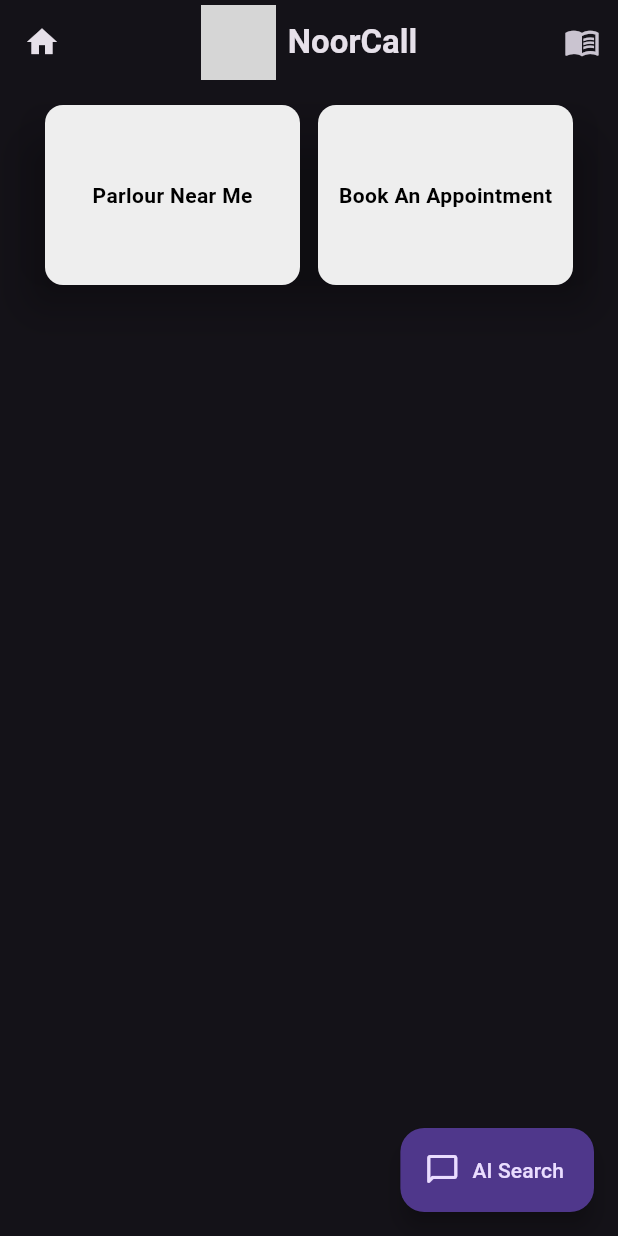
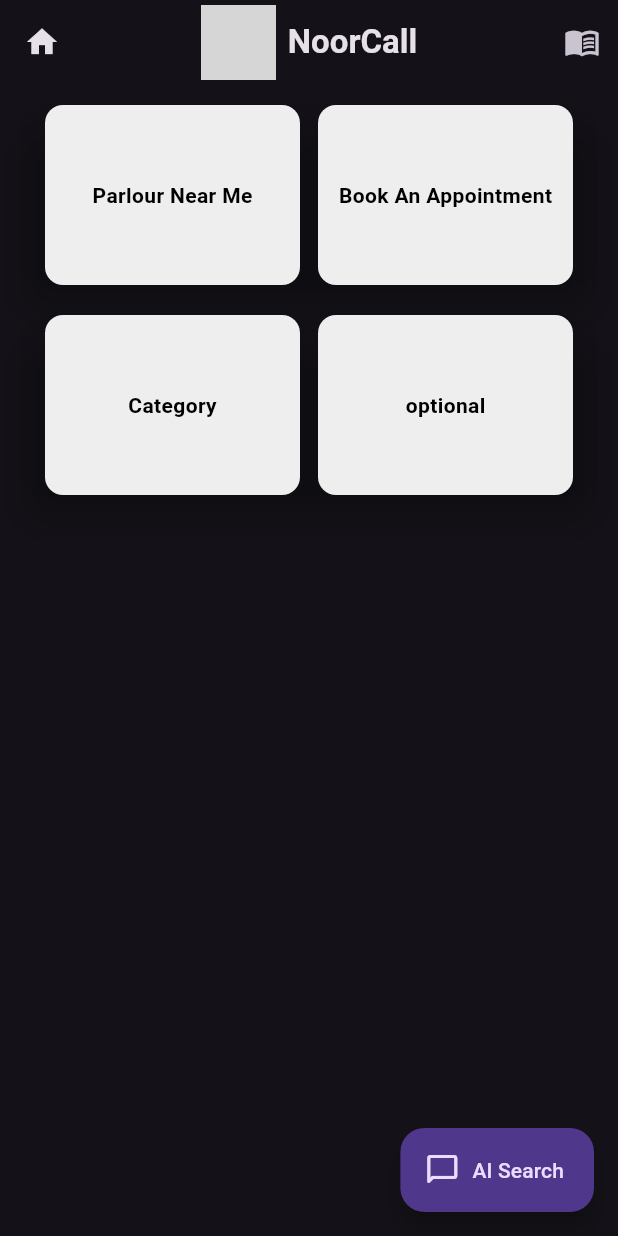
Before and after one commit to sachin557/parlour_flutter_app, a Flutter app: the screen it shows after launch, on a phone screen of 412 x 824 dp. Run offline on Flutter 3.47's test engine with Material 3 defaults, Android fonts, the light colour scheme and no system bars; grey boxes are pictures that could not be loaded.

Commit message:
category and its navigation options been added

```diff
--- a/lib/parlour.dart
+++ b/lib/parlour.dart
@@ -2,6 +2,7 @@ import 'package:flutter/material.dart';
 import "Navigation.dart";
 import "NearMe.dart";
 import "aisearch.dart";
+import "category.dart";
 class Parlour extends StatelessWidget {
   const Parlour({super.key});
 
@@ -110,6 +111,82 @@ class Parlour extends StatelessWidget {
 )
 
           ),
+        ),
+        const SizedBox(height:12),
+        // second row options
+        SizedBox(
+          width:double.infinity,
+          child:Card(
+            color:Colors.transparent,
+            elevation:10,
+            shape:RoundedRectangleBorder(
+              borderRadius: BorderRadius.circular(16)
+
+            ),
+
+            child:Container(
+  height: 120,
+  padding: const EdgeInsets.symmetric(horizontal: 16),
+  child: Center(
+    child: Row(
+
+      children: [
+        Expanded(
+          child:InkWell(
+            onTap: (){
+              Navigator.push(context, MaterialPageRoute(builder: (_)=> const CategoryPages(),));
+            },
+            child: Container(
+
+              padding:const EdgeInsets.all(10),
+              decoration:BoxDecoration(color:Colors.grey.shade200, borderRadius: BorderRadius.circular(12)),
+                    child:const Center(
+                    child:Text(
+            "Category",
+            style: TextStyle(
+              fontSize: 14,
+              fontWeight: FontWeight.bold,
+              color: Colors.black
+            ),
+
+
+                    ),
+                    ),
+            ),
+          ),
+        ),
+        const SizedBox(width:12),
+
+          Expanded(
+          child:InkWell(
+            onTap: (){
+              Navigator.push(context, MaterialPageRoute(builder: (_)=> const NavigationCategoryPages(),));
+            },
+            child: Container(
+
+              padding:const EdgeInsets.all(10),
+              decoration:BoxDecoration(color:Colors.grey.shade200, borderRadius: BorderRadius.circular(12)),
+                    child:const Center(
+                    child:Text(
+            "optional",
+            style: TextStyle(
+              fontSize: 14,
+              fontWeight: FontWeight.bold,
+              color: Colors.black
+            ),
+
+
+                    ),
+                    ),
+            ),
+          ),
+        ),
+      ],
+    ),
+  ),
+)
+
+          ),
         )
       ],)
       ,),
```
Also changed, not shown: lib/category.dart (added, +115 -0 lines).
